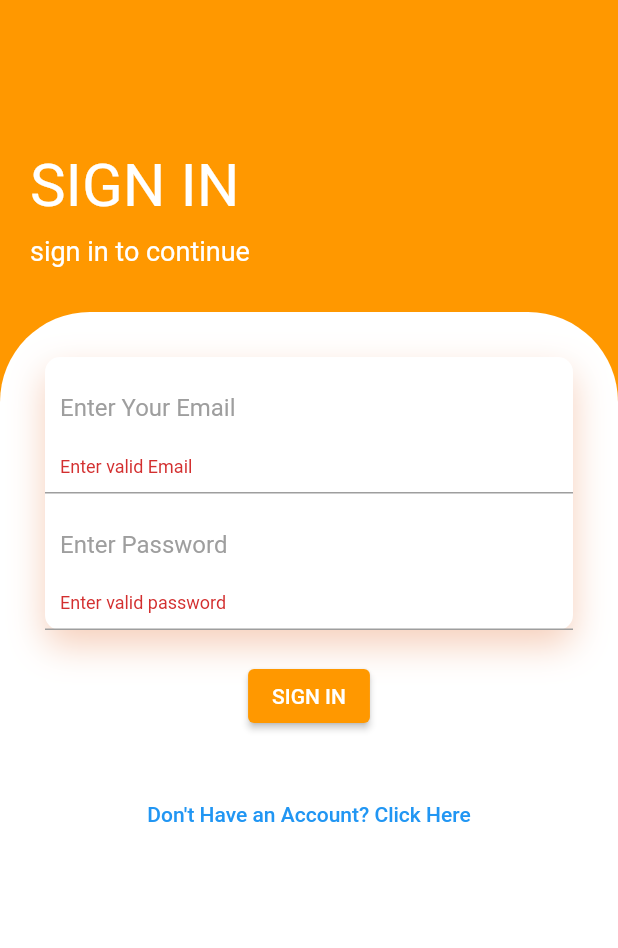
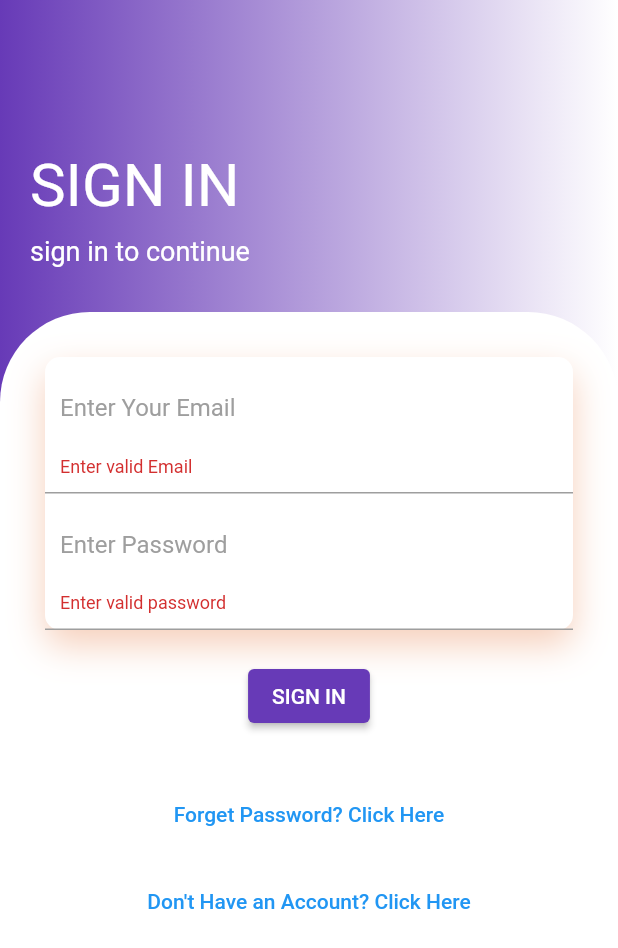
Before and after one commit to tanayduddalwar/PBL-Project, a Flutter app: the screen it shows after launch, after a tap on "SIGN IN", on a phone screen of 412 x 824 dp. Shown: the top 948 px of the screen. Run offline on Flutter 3.47's test engine with Material 2 defaults, Android fonts, the phone set to English and light mode, and no system bars; our stand-ins replace cloud_firestore, email_validator, firebase_auth, firebase_core, fluttertoast; accounts and stored records are empty.

Commit message:
Update sign_in.dart

```diff
--- a/rhvacancy/lib/screens/authenticate/sign_in.dart
+++ b/rhvacancy/lib/screens/authenticate/sign_in.dart
@@ -1,9 +1,12 @@
 import 'package:email_validator/email_validator.dart';
-import 'package:firebase_auth/firebase_auth.dart';
+// import 'package:firebase_auth/firebase_auth.dart';
 import 'package:flutter/material.dart';
 import 'package:fluttertoast/fluttertoast.dart';
+import 'package:rhvacancy/screens/authenticate/forget_password.dart';
 import 'package:rhvacancy/screens/authenticate/register.dart';
 import 'package:rhvacancy/screens/home/home.dart';
+import 'package:rhvacancy/services/auth.dart';
+import 'package:rhvacancy/shared/loading.dart';
 // import 'package:rhvacancy/services/auth.dart';
 
 class SignIn extends StatefulWidget {
@@ -19,6 +22,7 @@ class _SignInState extends State<SignIn> {
   // instance is created to use type _auth.signinanon
   final emailController = TextEditingController();
   final passwordController = TextEditingController();
+  bool loading = false;
   // final AuthService _auth = AuthService();
   final formkey = GlobalKey<FormState>();
   String error1 = '';
@@ -29,13 +33,19 @@ class _SignInState extends State<SignIn> {
 
   @override
   Widget build(BuildContext context) {
-    return Scaffold(
+    return loading
+        ? Loading()
+        : Scaffold(
             body: Container(
               width: double.infinity,
               decoration: BoxDecoration(
                   gradient: LinearGradient(
-          begin: Alignment.topCenter,
-          colors: [Colors.orange, Colors.orange, Colors.orange],
+                begin: Alignment.centerLeft,
+                end: Alignment.centerRight,
+                colors: [
+                  Colors.deepPurple,
+                  Colors.white,
+                ],
               )),
               child: Column(
                 crossAxisAlignment: CrossAxisAlignment.start,
@@ -96,20 +106,20 @@ class _SignInState extends State<SignIn> {
                                         padding: EdgeInsets.all(10),
                                         decoration: BoxDecoration(
                                             border: Border(
-                                          bottom:
-                                              BorderSide(color: Colors.grey))),
+                                                bottom: BorderSide(
+                                                    color: Colors.grey))),
                                         child: TextFormField(
                                           controller: emailController,
-                                    keyboardType: TextInputType.emailAddress,
+                                          keyboardType:
+                                              TextInputType.emailAddress,
                                           decoration: InputDecoration(
                                               hintText: "Enter Your Email",
                                               hintStyle:
                                                   TextStyle(color: Colors.grey),
                                               border: InputBorder.none),
-                                    autovalidateMode:
-                                        AutovalidateMode.onUserInteraction,
                                           validator: (email) => email != null &&
-                                            !EmailValidator.validate(email)
+                                                  !EmailValidator.validate(
+                                                      email)
                                               ? 'Enter valid Email'
                                               : null,
                                         ),
@@ -118,8 +128,8 @@ class _SignInState extends State<SignIn> {
                                         padding: EdgeInsets.all(10),
                                         decoration: BoxDecoration(
                                             border: Border(
-                                          bottom:
-                                              BorderSide(color: Colors.grey))),
+                                                bottom: BorderSide(
+                                                    color: Colors.grey))),
                                         child: TextFormField(
                                           controller: passwordController,
                                           decoration: InputDecoration(
@@ -128,8 +138,6 @@ class _SignInState extends State<SignIn> {
                                                   TextStyle(color: Colors.grey),
                                               border: InputBorder.none),
                                           obscureText: true,
-                                    autovalidateMode:
-                                        AutovalidateMode.onUserInteraction,
                                           validator: (value) =>
                                               value != null && value.length < 8
                                                   ? 'Enter valid password'
@@ -147,7 +155,7 @@ class _SignInState extends State<SignIn> {
                                 child: Center(
                                   child: ElevatedButton(
                                     style: ElevatedButton.styleFrom(
-                                backgroundColor: Colors.orange,
+                                      backgroundColor: Colors.deepPurple,
                                     ),
                                     child: Text(
                                       'SIGN IN',
@@ -155,17 +163,27 @@ class _SignInState extends State<SignIn> {
                                     ),
                                     onPressed: () async {
                                       if (formkey.currentState!.validate()) {
-                                  FirebaseAuth.instance
+                                        setState(() {
+                                          loading = true;
+                                        });
+                                        AuthService()
                                             .signInWithEmailAndPassword(
-                                          email: emailController.text.trim(),
-                                          password: passwordController.text)
+                                                emailController.text.trim(),
+                                                passwordController.text)
                                             .then((value) {
                                           Navigator.push(
                                               context,
                                               MaterialPageRoute(
-                                            builder: (context) => Home()));
+                                                  builder: (context) =>
+                                                      Home()));
                                         }).catchError((e) {
-                                    Fluttertoast.showToast(msg: e!.message);
+                                          setState(() {
+                                            loading = false;
+                                          });
+                                          Fluttertoast.showToast(
+                                              msg: 'INVALID USER CREDENTIALS',
+                                              backgroundColor:
+                                                  Colors.deepPurpleAccent[150]);
                                         });
                                       }
                                     },
@@ -177,7 +195,21 @@ class _SignInState extends State<SignIn> {
                               ),
                               Text(
                                 error,
-                          style: TextStyle(color: Colors.red, fontSize: 14.0),
+                                style: TextStyle(
+                                    color: Colors.red, fontSize: 14.0),
+                              ),
+                              SizedBox(
+                                height: 10,
+                              ),
+                              TextButton(
+                                onPressed: () {
+                                  Navigator.push(
+                                      context,
+                                      MaterialPageRoute(
+                                          builder: (context) =>
+                                              ForgetPassword()));
+                                },
+                                child: Text("Forget Password? Click Here"),
                               ),
                               SizedBox(
                                 height: 10,
@@ -189,7 +221,8 @@ class _SignInState extends State<SignIn> {
                                       MaterialPageRoute(
                                           builder: (context) => Register()));
                                 },
-                          child: Text("Don't Have an Account? Click Here"),
+                                child:
+                                    Text("Don't Have an Account? Click Here"),
                               ),
                             ],
                           ),
```
Lines whose indentation alone changed are shown as unchanged.
